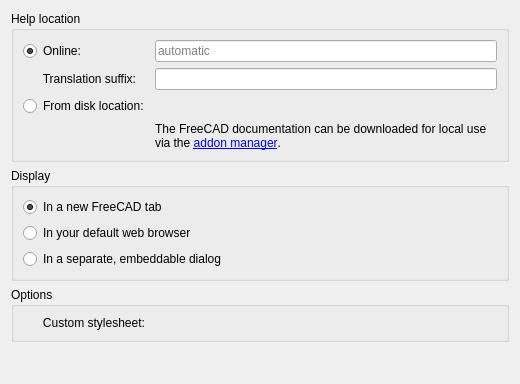
Before: the Qt Designer form dlgPreferencesHelp.ui in FreeCAD/FreeCAD-Help, drawn with Qt 5.
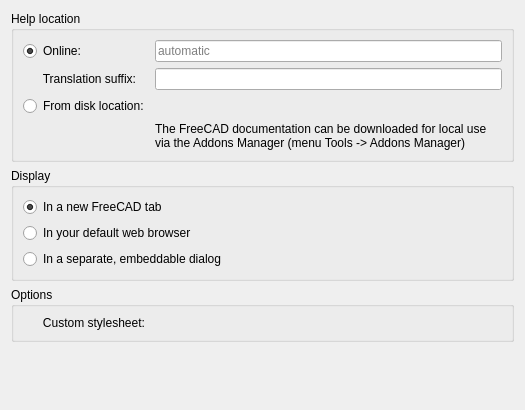
After: the same form once the commit is applied. Custom widgets are drawn as their Qt base class.

Commit message: Removed the 'open Addon Manager' link for now, because I dont know how to make it work...

The edit to the form file:
```diff
--- a/dlgPreferencesHelp.ui
+++ b/dlgPreferencesHelp.ui
@@ -6,8 +6,8 @@
    <rect>
     <x>0</x>
     <y>0</y>
-    <width>520</width>
-    <height>384</height>
+    <width>525</width>
+    <height>410</height>
    </rect>
   </property>
   <property name="windowTitle">
@@ -119,7 +119,7 @@
       <item row="3" column="1">
        <widget class="QLabel" name="label_3">
         <property name="text">
-         <string>&lt;html&gt;&lt;head/&gt;&lt;body&gt;&lt;p&gt;The FreeCAD documentation can be downloaded for local use via the &lt;a href=&quot;openAddonManager.py&quot;&gt;addon manager&lt;/a&gt;.&lt;/p&gt;&lt;/body&gt;&lt;/html&gt;</string>
+         <string>The FreeCAD documentation can be downloaded for local use via the Addons Manager (menu Tools -&gt; Addons Manager)</string>
         </property>
         <property name="wordWrap">
          <bool>true</bool>
```
The commit also changes 1 other file.
